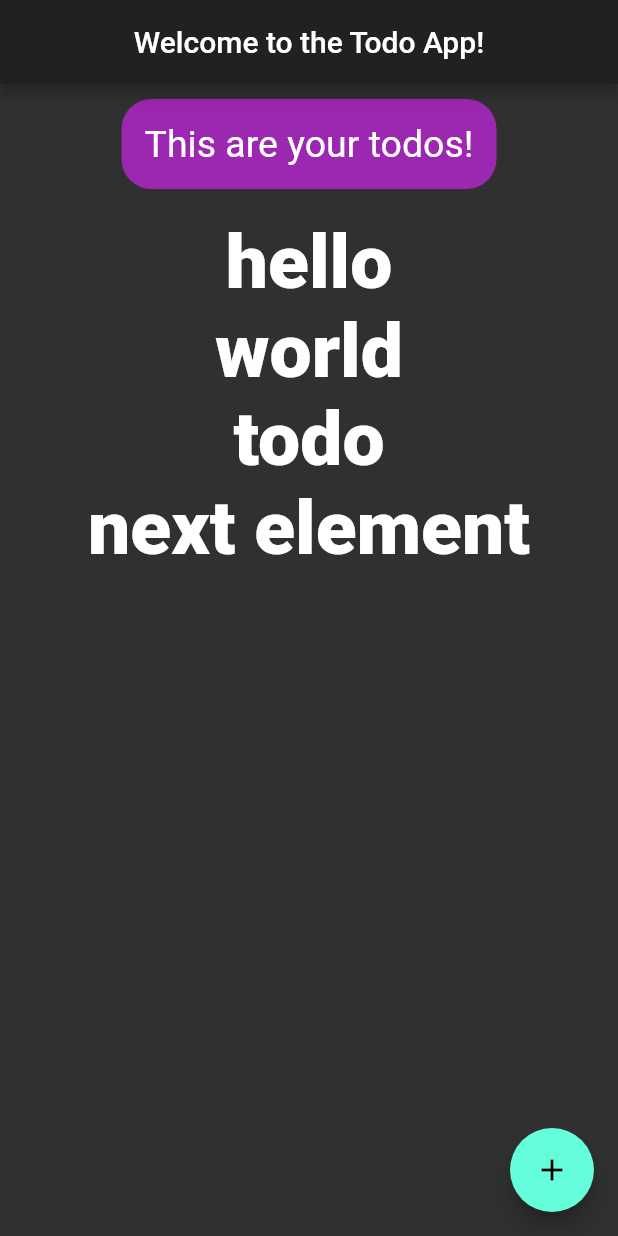
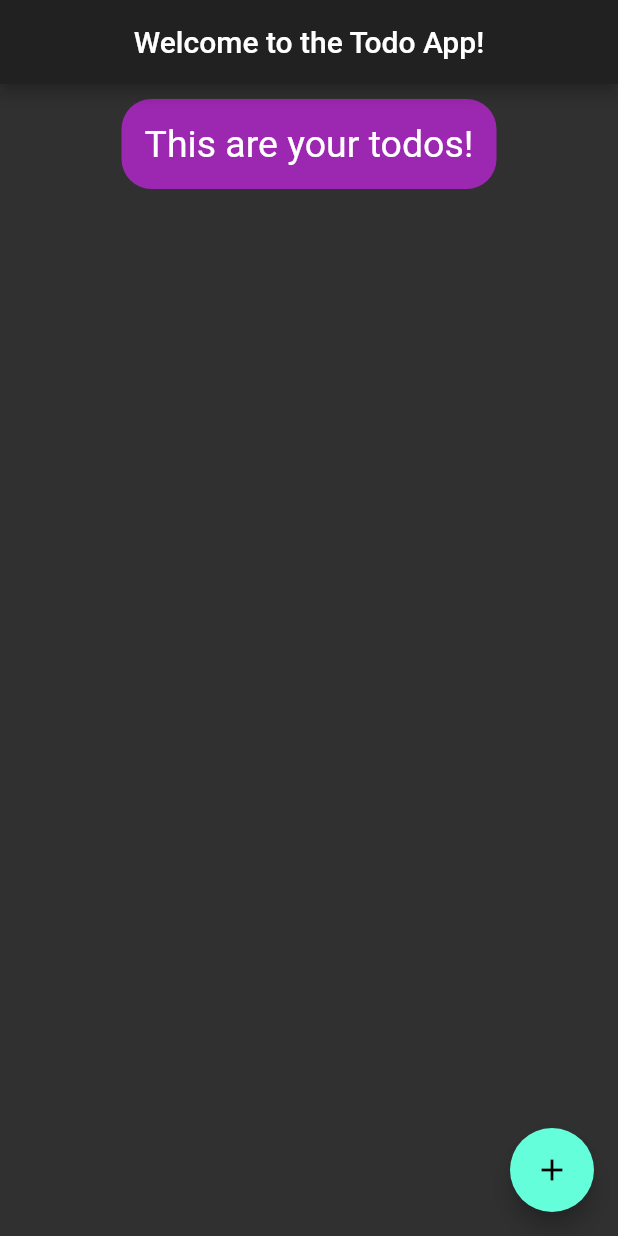
Before and after one commit to SzymanskiFilip/flutter-todo-app, a Flutter app: the screen it shows after launch, on a phone screen of 412 x 824 dp. Run offline on Flutter 3.47's test engine with Material 2 defaults, Android fonts, the phone set to English and light mode, and no system bars.

```diff
--- a/todo/lib/main.dart
+++ b/todo/lib/main.dart
@@ -9,7 +9,7 @@ void main() {
   ));
 }
 
-List<String> items = ['hello', 'world', 'todo', 'next element'];
+List<String> items = [];
 
 class Todo extends StatefulWidget {
   @override
```
